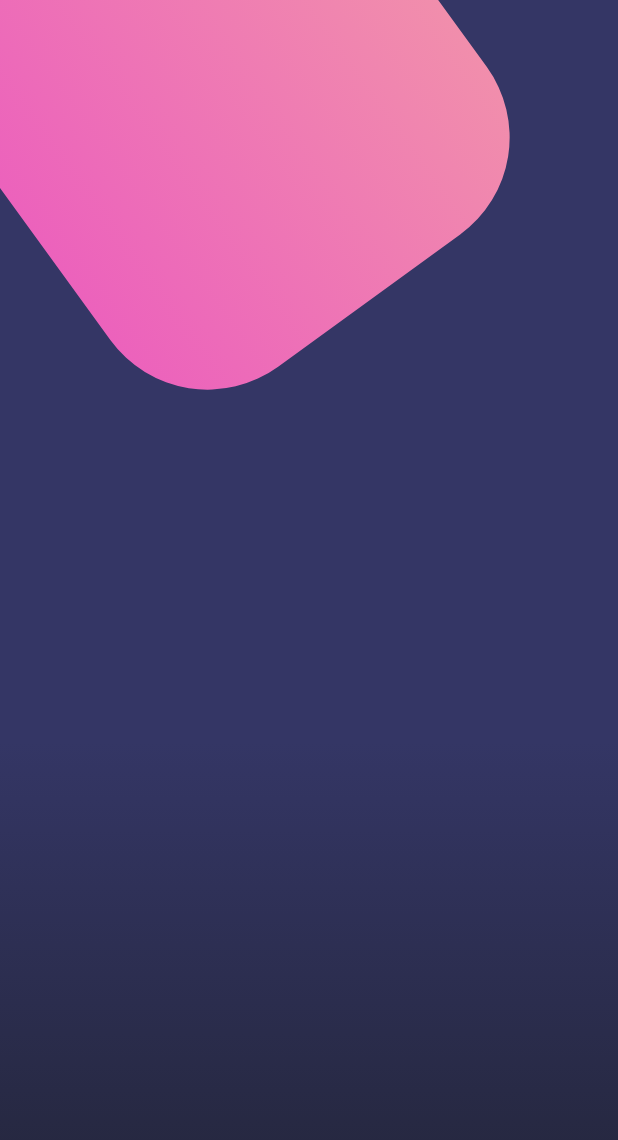
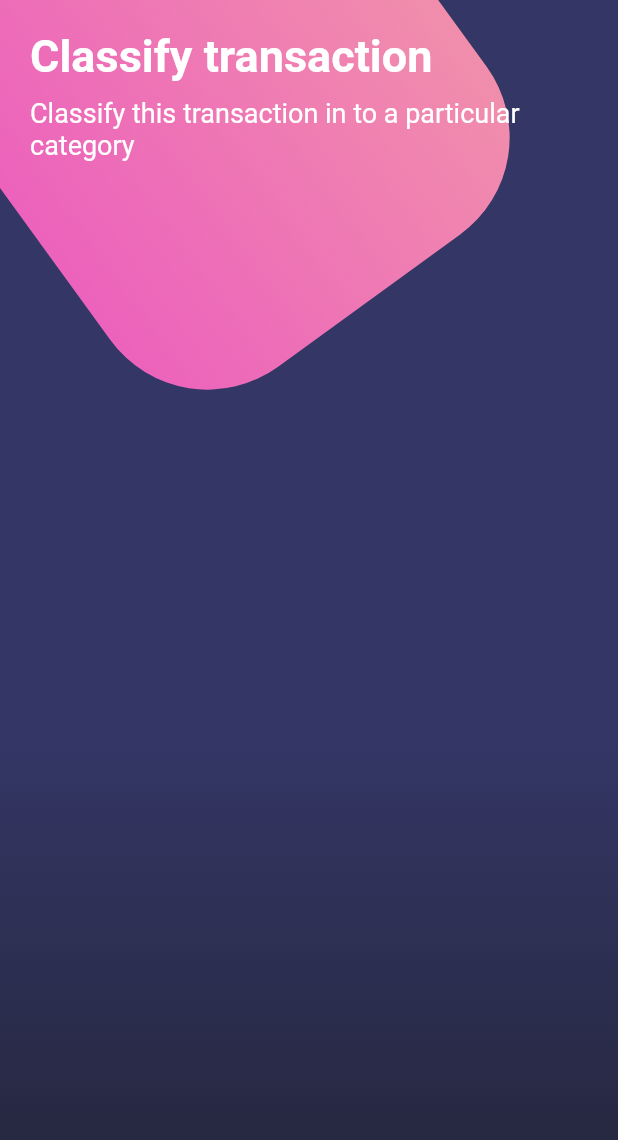
Before and after one commit to VershyCode/flutter-designs-mix, a Flutter app: the screen it shows after launch, on a phone screen of 412 x 824 dp. Shown: the top 1140 px of the screen. Run offline on Flutter 3.47's test engine with Material 2 defaults, Android fonts, the phone set to English and light mode, and no system bars.

Commit message:
BotonesPage: Titulo y subtitulo
- Se imeplemento el titulo y el subtitulo de la pagina dentro de un
  SingleChildScrollView.

```diff
--- a/lib/pages/botones_page.dart
+++ b/lib/pages/botones_page.dart
@@ -7,10 +7,19 @@ class BotonesPage extends StatelessWidget {
 
   @override
   Widget build(BuildContext context) {
-    return Stack(
-      children: <Widget>[
-        _fondoApp(),
-      ],
+    return Scaffold(
+      body: Stack(
+        children: <Widget>[
+          _fondoApp(),
+          SingleChildScrollView(
+            child: Column(
+              children: <Widget>[
+                _titulos(),
+              ],
+            ),
+          )
+        ],
+      ),
     );
   }
 
@@ -60,4 +69,20 @@ class BotonesPage extends StatelessWidget {
       ],
     );
   }
+
+ Widget _titulos() {
+   return SafeArea(
+     child: Container(
+       padding: EdgeInsets.all(20.0),
+       child: Column(
+         crossAxisAlignment: CrossAxisAlignment.start,
+         children: <Widget>[
+           Text('Classify transaction', style: TextStyle(color: Colors.white, fontSize: 30.0, fontWeight: FontWeight.bold)),
+           SizedBox(height: 10.0),
+           Text('Classify this transaction in to a particular category', style: TextStyle(color: Colors.white, fontSize: 18.0))
+         ],
+       ),
+     ),
+   );
+ }
 }
```
